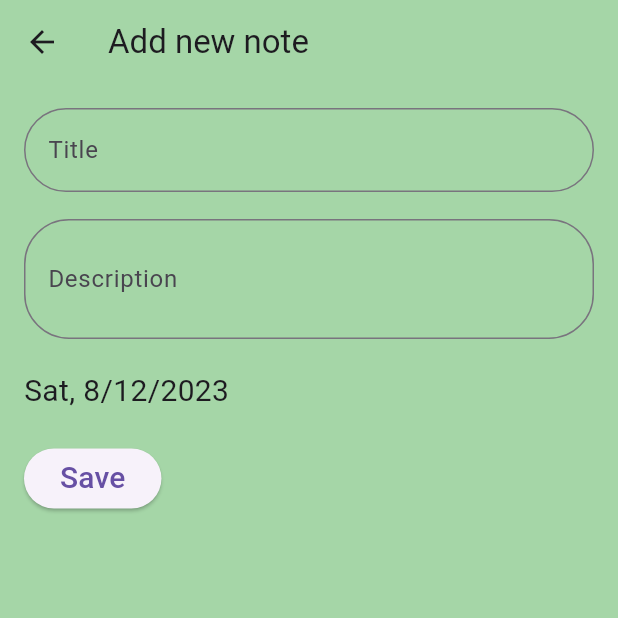
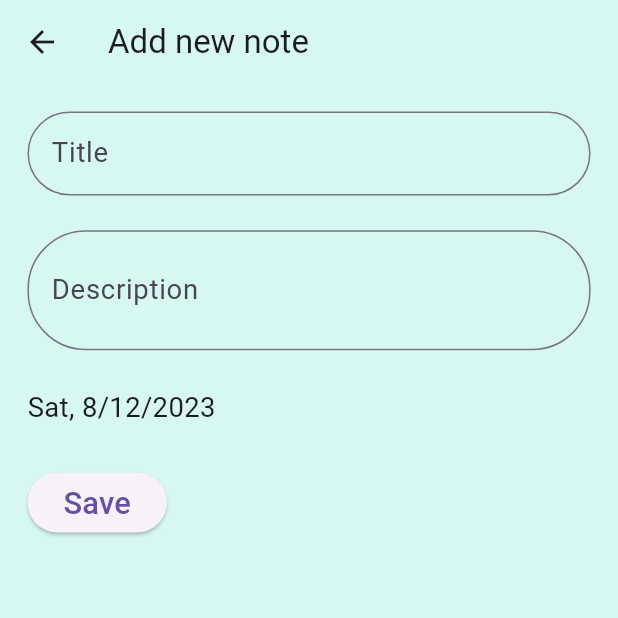
Before and after one commit to ash2121/notes_app, a Flutter app: the screen it shows after launch, after a tap on the "add" icon, on a phone screen of 412 x 824 dp, the top half of it. Run offline on Flutter 3.47's test engine with Material 2 defaults, Android fonts, the phone set to English and light mode, and no system bars; our stand-ins replace bloc, cloud_firestore, firebase_core, flutter_bloc, flutter_screenutil; accounts and stored records are empty.

Commit message:
added responsiveness using 'ScreenUtil' package

```diff
--- a/lib/constants/global_variables.dart
+++ b/lib/constants/global_variables.dart
@@ -14,7 +14,9 @@ class GlobalVariables {
     Color.fromRGBO(150, 110, 250, 1),
     Color.fromRGBO(220, 191, 250, 1),
     Color.fromRGBO(215, 248, 242, 1),
+    Color.fromRGBO(215, 248, 242, 1),
     Colors.green.shade200,
-    Colors.yellow.shade200
+    Colors.yellow.shade200,
+    Colors.orange.shade200,
   ];
 }
--- a/lib/features/add_notes/ui/add_notes_screen.dart
+++ b/lib/features/add_notes/ui/add_notes_screen.dart
@@ -2,6 +2,7 @@ import 'dart:math';
 
 import 'package:flutter/material.dart';
 import 'package:flutter_bloc/flutter_bloc.dart';
+import 'package:flutter_screenutil/flutter_screenutil.dart';
 import 'package:intl/intl.dart';
 import 'package:notes_app/constants/global_variables.dart';
 import 'package:notes_app/features/add_notes/cubit/add_note_cubit.dart';
@@ -34,7 +35,7 @@ class _AddNotesScreenState extends State<AddNotesScreen> {
         backgroundColor: GlobalVariables.notesColor[color_id],
       ),
       body: Padding(
-        padding: const EdgeInsets.all(16.0),
+        padding: EdgeInsets.all(16.0.w),
         child: Form(
           key: notesFormKey,
           child: Column(
@@ -49,17 +50,22 @@ class _AddNotesScreenState extends State<AddNotesScreen> {
                     }
                     return null;
                   },
-                  decoration: const InputDecoration(
-                    label: Text("Title"),
+                  decoration: InputDecoration(
+                    label: Text(
+                      "Title",
+                      style: TextStyle(
+                        fontSize: 16.sp,
+                      ),
+                    ),
                     border: OutlineInputBorder(
                       borderRadius: BorderRadius.all(
-                        Radius.circular(30),
+                        Radius.circular(30.r),
                       ),
                     ),
                   ),
                 ),
-                const SizedBox(
-                  height: 18,
+                SizedBox(
+                  height: 18.h,
                 ),
                 TextFormField(
                   controller: _contentController,
@@ -71,21 +77,26 @@ class _AddNotesScreenState extends State<AddNotesScreen> {
                     }
                     return null;
                   },
-                  decoration: const InputDecoration(
-                    label: Text("Description"),
+                  decoration: InputDecoration(
+                    label: Text(
+                      "Description",
+                      style: TextStyle(
+                        fontSize: 16.sp,
+                      ),
+                    ),
                     border: OutlineInputBorder(
                       borderRadius: BorderRadius.all(
-                        Radius.circular(30),
+                        Radius.circular(34.r),
                       ),
                     ),
                   ),
                 ),
-                const SizedBox(height: 20),
+                SizedBox(height: 20.h),
                 Text(
                   date,
-                  style: const TextStyle(fontSize: 20),
+                  style: TextStyle(fontSize: 16.sp),
                 ),
-                const SizedBox(height: 20),
+                SizedBox(height: 20.h),
                 BlocListener<AddNoteCubit, AddNoteState>(
                   bloc: addNoteCubit,
                   listener: (context, state) {
@@ -120,9 +131,9 @@ class _AddNotesScreenState extends State<AddNotesScreen> {
                     style: ElevatedButton.styleFrom(
                       elevation: 1,
                     ),
-                    child: const Text(
+                    child: Text(
                       "Save",
-                      style: TextStyle(fontSize: 20),
+                      style: TextStyle(fontSize: 18.sp),
                     ),
                   ),
                 )
--- a/lib/features/home/ui/home.dart
+++ b/lib/features/home/ui/home.dart
@@ -1,6 +1,7 @@
 import 'package:cloud_firestore/cloud_firestore.dart';
 import 'package:flutter/material.dart';
 import 'package:flutter_bloc/flutter_bloc.dart';
+import 'package:flutter_screenutil/flutter_screenutil.dart';
 import 'package:notes_app/features/add_notes/ui/add_notes_screen.dart';
 import 'package:notes_app/features/home/cubit/home_cubit.dart';
 import 'package:notes_app/features/home/notes_repository.dart';
@@ -32,13 +33,13 @@ class _HomeState extends State<Home> {
     return Scaffold(
       backgroundColor: GlobalVariables.bgColor,
       body: Padding(
-        padding: const EdgeInsets.all(16.0),
+        padding: EdgeInsets.all(16.0.w),
         child: Column(
           mainAxisAlignment: MainAxisAlignment.start,
           crossAxisAlignment: CrossAxisAlignment.start,
           children: [
             Padding(
-              padding: const EdgeInsets.only(top: 30.0),
+              padding: EdgeInsets.only(top: 25.0.w),
               child: Row(
                 mainAxisAlignment: MainAxisAlignment.spaceBetween,
                 children: [
@@ -46,7 +47,7 @@ class _HomeState extends State<Home> {
                     'Remind me by Aditi',
                     style: TextStyle(
                       color: GlobalVariables.titleColor,
-                      fontSize: 28,
+                      fontSize: 24.sp,
                       fontWeight: FontWeight.w700,
                     ),
                   ),
@@ -54,21 +55,19 @@ class _HomeState extends State<Home> {
                       onPressed: () {},
                       icon: Icon(
                         Icons.search_outlined,
-                        size: 34,
+                        size: 30.w,
                         color: GlobalVariables.titleColor,
                       ))
                 ],
               ),
             ),
             SizedBox(
-              height: 10,
+              height: 10.h,
             ),
             Text(
               'Your notes',
-              style: TextStyle(fontSize: 20, color: GlobalVariables.titleColor),
-            ),
-            const SizedBox(
-              height: 20,
+              style:
+                  TextStyle(fontSize: 20.sp, color: GlobalVariables.titleColor),
             ),
             Expanded(child: BlocBuilder<HomeCubit, HomeState>(
               builder: (context, state) {
@@ -80,11 +79,11 @@ class _HomeState extends State<Home> {
                 if (state is HomeLoaded) {
                   final notes = state.notes;
                   return notes.isEmpty
-                      ? const Center(
+                      ? Center(
                           child: Text(
                           "No notes created",
                           style: TextStyle(
-                            fontSize: 28,
+                            fontSize: 26.sp,
                             color: Colors.white,
                           ),
                         ))
@@ -109,8 +108,8 @@ class _HomeState extends State<Home> {
                   return Center(
                     child: Text(
                       state.errorMessage.toString(),
-                      style: const TextStyle(
-                        fontSize: 28,
+                      style: TextStyle(
+                        fontSize: 24.sp,
                         color: Colors.white,
                       ),
                     ),
@@ -123,7 +122,7 @@ class _HomeState extends State<Home> {
         ),
       ),
       floatingActionButton: Padding(
-        padding: const EdgeInsets.all(8.0),
+        padding: EdgeInsets.all(8.0.w),
         child: FloatingActionButton(
           onPressed: () {
             Navigator.of(context).push(MaterialPageRoute(
--- a/lib/main.dart
+++ b/lib/main.dart
@@ -2,6 +2,7 @@ import 'package:cloud_firestore/cloud_firestore.dart';
 import 'package:firebase_core/firebase_core.dart';
 import 'package:flutter/material.dart';
 import 'package:flutter_bloc/flutter_bloc.dart';
+import 'package:flutter_screenutil/flutter_screenutil.dart';
 import 'package:notes_app/features/home/ui/home.dart';
 import 'package:notes_app/models/notes_model.dart';
 // Import the generated file
@@ -34,13 +35,16 @@ class MyApp extends StatelessWidget {
           create: (context) => AddNoteCubit(NotesRepository()),
         ),
       ],
-      child: MaterialApp(
-        debugShowCheckedModeBanner: false,
-        title: 'Notes App',
-        theme: ThemeData(
-          useMaterial3: true,
+      child: ScreenUtilInit(
+        builder: (context, child) => MaterialApp(
+          debugShowCheckedModeBanner: false,
+          title: 'Notes App',
+          theme: ThemeData(
+            useMaterial3: true,
+          ),
+          home: const Home(),
         ),
-        home: const Home(),
+        designSize: const Size(360, 640),
       ),
     );
   }
```
Also changed, not shown: lib/features/view_note/ui/view_note_screen.dart (+16 -23 lines), lib/widgets/note_card.dart (+10 -9 lines).
